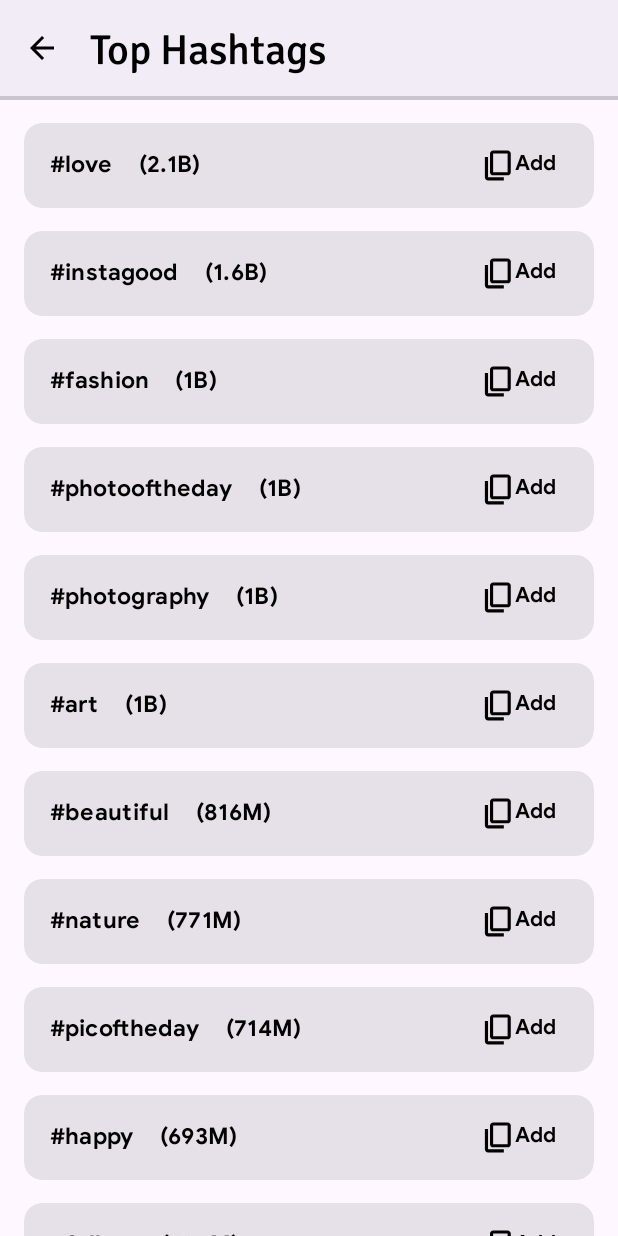
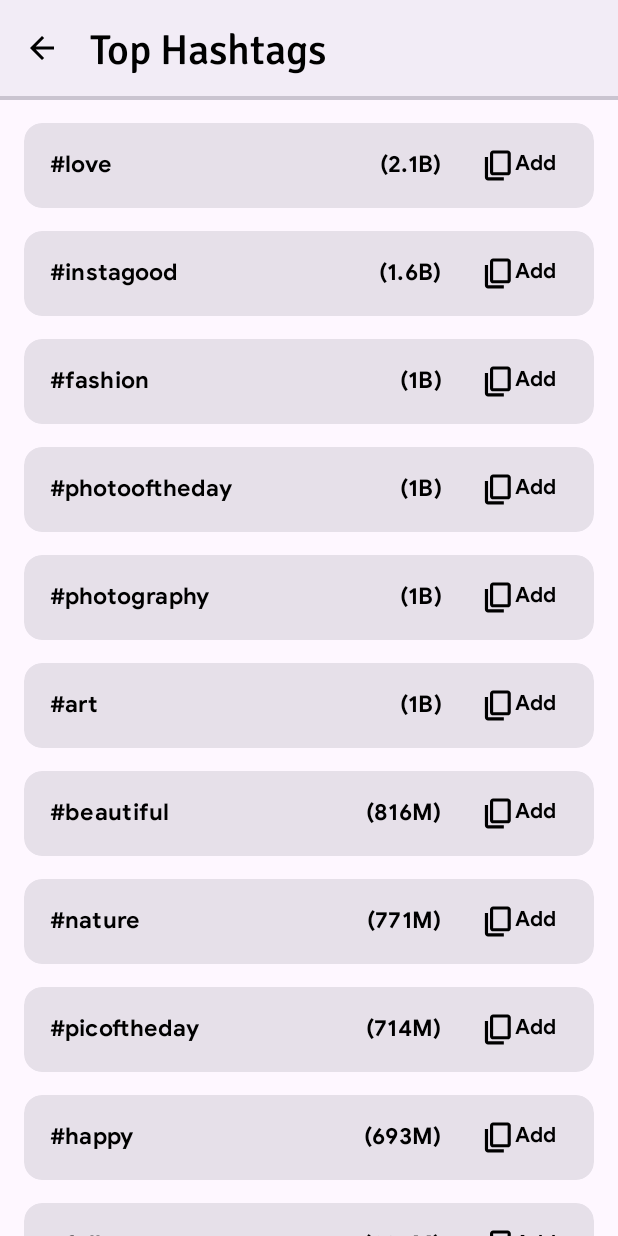
Before and after one commit to albin897/Hashtag-Generator-Funding-Page, an Android app: the screen it shows after launch (RouteActivity), after a tap on "Top Hashtags", on a phone screen of 412 x 824 dp. Run offline under Robolectric (Android 15) with nearby library versions, the phone set to English and light mode, and no system bars.

Commit message:
added some changes to top hashtags

```diff
--- a/app/src/main/java/abc/sadnoxx/hashtaggenerator/fragments/hashtag/hashtags/CardAdapter.kt
+++ b/app/src/main/java/abc/sadnoxx/hashtaggenerator/fragments/hashtag/hashtags/CardAdapter.kt
@@ -83,7 +83,6 @@ class CardAdapter(
         val checker = savedCardsArray.toString()
         Log.d("TAG", "saveSavedCards: $checker")
         editor.apply()
-//        savedCards.clear()
     }
 
     override fun getItemCount(): Int {
--- a/app/src/main/java/abc/sadnoxx/hashtaggenerator/fragments/hashtag/hashtags/MyBottomSheetDialogFragment.kt
+++ b/app/src/main/java/abc/sadnoxx/hashtaggenerator/fragments/hashtag/hashtags/MyBottomSheetDialogFragment.kt
@@ -132,7 +132,7 @@ class MyBottomSheetDialogFragment : BottomSheetDialogFragment() {
 
         getAllSliderValues()
 
-        sliderCopyHashtags.addOnChangeListener { slider, value, fromUser ->
+        sliderCopyHashtags.addOnChangeListener { _, value, _ ->
             // Convert the float value to an integer if needed
             val intValue = value.toInt()
 
@@ -143,7 +143,7 @@ class MyBottomSheetDialogFragment : BottomSheetDialogFragment() {
             copyRangeView.text = intValue.toString()
         }
 
-        sliderDotAboveHashtags.addOnChangeListener { slider, value, fromUser ->
+        sliderDotAboveHashtags.addOnChangeListener { _, value, _ ->
             // Convert the float value to an integer if needed
             val intValue = value.toInt()
             Log.d("DOTABOVE", "dotabove:    $intValue")
@@ -155,7 +155,7 @@ class MyBottomSheetDialogFragment : BottomSheetDialogFragment() {
             dotRangeView.text = intValue.toString()
         }
 
-        sliderCharecterCopy.addOnChangeListener { slider, value, fromUser ->
+        sliderCharecterCopy.addOnChangeListener { _, value, _ ->
             // Convert the float value to an integer if needed
             val intValue = value.toInt()
 
--- a/app/src/main/res/layout/fragment_top_hashtags.xml
+++ b/app/src/main/res/layout/fragment_top_hashtags.xml
@@ -30,11 +30,52 @@
             app:layout_constraintRight_toRightOf="parent"
             app:layout_constraintTop_toBottomOf="@id/divider_one">
 
+
             <LinearLayout
                 android:layout_width="match_parent"
                 android:layout_height="match_parent"
                 android:orientation="vertical"
                 android:paddingBottom="20dp">
+
+
+                <LinearLayout
+                    android:layout_width="match_parent"
+                    android:layout_height="match_parent"
+                    android:orientation="horizontal"
+                    android:paddingTop="10dp"
+                    >
+
+
+                    <TextView
+                        android:id="@+id/textView"
+                        android:layout_width="wrap_content"
+                        android:layout_height="wrap_content"
+                        android:layout_weight="1"
+                        android:fontFamily="@font/signikanegative_medium"
+
+                        android:paddingStart="20dp"
+                        android:paddingLeft="20dp"
+                        android:text="Popular Tags"
+                        android:textColor="@color/text_color"
+                        android:textSize="15sp" />
+
+                    <TextView
+                        android:id="@+id/textView1"
+                        android:layout_width="wrap_content"
+                        android:layout_height="wrap_content"
+                        android:layout_weight="1"
+                        android:fontFamily="@font/signikanegative_medium"
+                        android:gravity="end"
+
+                        android:paddingStart="10dp"
+                        android:paddingLeft="10dp"
+                        android:paddingEnd="90dp"
+                        android:paddingRight="90dp"
+                        android:text="Popularity"
+                        android:textColor="@color/text_color"
+                        android:textSize="15sp" />
+
+                </LinearLayout>
 
                 <androidx.recyclerview.widget.RecyclerView
                     android:id="@+id/top_recyclerView"
@@ -74,11 +115,11 @@
                 android:layout_width="wrap_content"
                 android:layout_height="wrap_content"
                 android:layout_gravity="center"
+                android:layout_margin="5dp"
                 android:layout_marginBottom="10dp"
+                android:background="@drawable/card_rounded"
                 android:fontFamily="@font/bold"
                 android:padding="5dp"
-                android:layout_margin="5dp"
-                android:background="@drawable/card_rounded"
                 android:text=" "
                 android:textAppearance="?attr/textAppearanceTitleMedium"
                 android:textColor="@color/text_color"
@@ -88,11 +129,11 @@
             <LinearLayout
                 android:layout_width="match_parent"
                 android:layout_height="wrap_content"
-                android:orientation="horizontal"
-                android:padding="10dp"
                 android:layout_marginStart="10dp"
                 android:layout_marginLeft="10dp"
-                android:baselineAligned="false">
+                android:baselineAligned="false"
+                android:orientation="horizontal"
+                android:padding="10dp">
 
                 <LinearLayout
                     android:id="@+id/btnRemoveAll"
--- a/app/src/main/res/layout/top_hash_item.xml
+++ b/app/src/main/res/layout/top_hash_item.xml
@@ -50,13 +50,13 @@
                         android:textSize="15sp" />
 
                     <TextView
-
+                        android:gravity="end"
                         android:id="@+id/tagTagTextNumber"
-                        android:layout_width="wrap_content"
+                        android:layout_width="match_parent"
                         android:layout_height="wrap_content"
                         android:fontFamily="@font/bold"
                         android:text="123B"
-                        android:paddingLeft="17dp"
+                        android:paddingRight="27dp"
                         android:textAppearance="?attr/textAppearanceTitleMedium"
                         android:textColor="@color/text_color"
                         android:textSize="15sp" />
```
Also changed, not shown: app/src/main/java/abc/sadnoxx/hashtaggenerator/fragments/hashtag/hashtags/HashtagsFragment.kt (+27 -16 lines), app/src/main/java/abc/sadnoxx/hashtaggenerator/fragments/tools/route/categories/CategoryCardAdapter.kt (+6 -3 lines).
